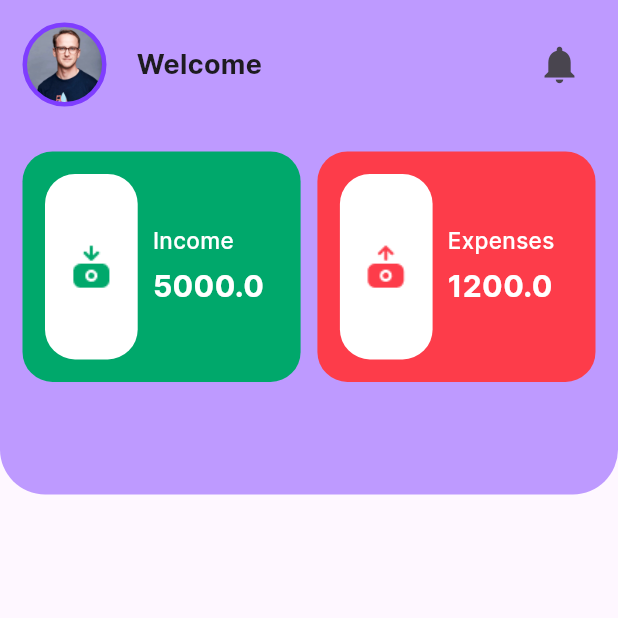
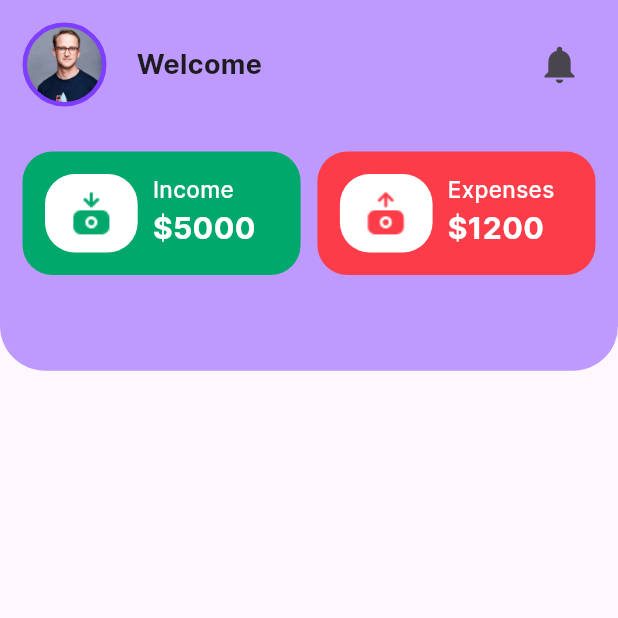
Before and after one commit to IT20024536/expenz-app, a Flutter app: the HomeScreen screen opened directly, on a phone screen of 412 x 824 dp, the top half of it. Run offline on Flutter 3.47's test engine with Material 3 defaults, Android fonts, the phone set to English and light mode, and no system bars; our stand-ins replace shared_preferences, smooth_page_indicator; accounts and stored records are empty.

Commit message:
home screen expenz card complete

```diff
--- a/lib/screens/home_screen.dart
+++ b/lib/screens/home_screen.dart
@@ -39,7 +39,7 @@ class _HomeScreenState extends State<HomeScreen> {
             child: Column(
               children: [
                 Container(
-                  height: MediaQuery.of(context).size.height*0.4,
+                  height: MediaQuery.of(context).size.height*0.3,
                   decoration: BoxDecoration(
                     color: kMainColor.withOpacity(0.50),
                     borderRadius: BorderRadius.only(
--- a/lib/widgets/income_expenz_card.dart
+++ b/lib/widgets/income_expenz_card.dart
@@ -26,6 +26,7 @@ class _IncomeExpenzCardState extends State<IncomeExpenzCard> {
   Widget build(BuildContext context) {
     return Container(
       width: MediaQuery.of(context).size.width*0.45,
+      height: MediaQuery.of(context).size.height*0.1,
       decoration: BoxDecoration(
         color: widget.bgColor,
         borderRadius: BorderRadius.circular(20),
@@ -59,9 +60,8 @@ class _IncomeExpenzCardState extends State<IncomeExpenzCard> {
                     color: kWhite
                   ),
                 ),
-                SizedBox(height: 5,),
                 Text(
-                  widget.amount.toString(),
+                  "\$${widget.amount.toStringAsFixed(0)}",
                   style: TextStyle(
                     fontSize: 20,
                     fontWeight: FontWeight.w700,
```
